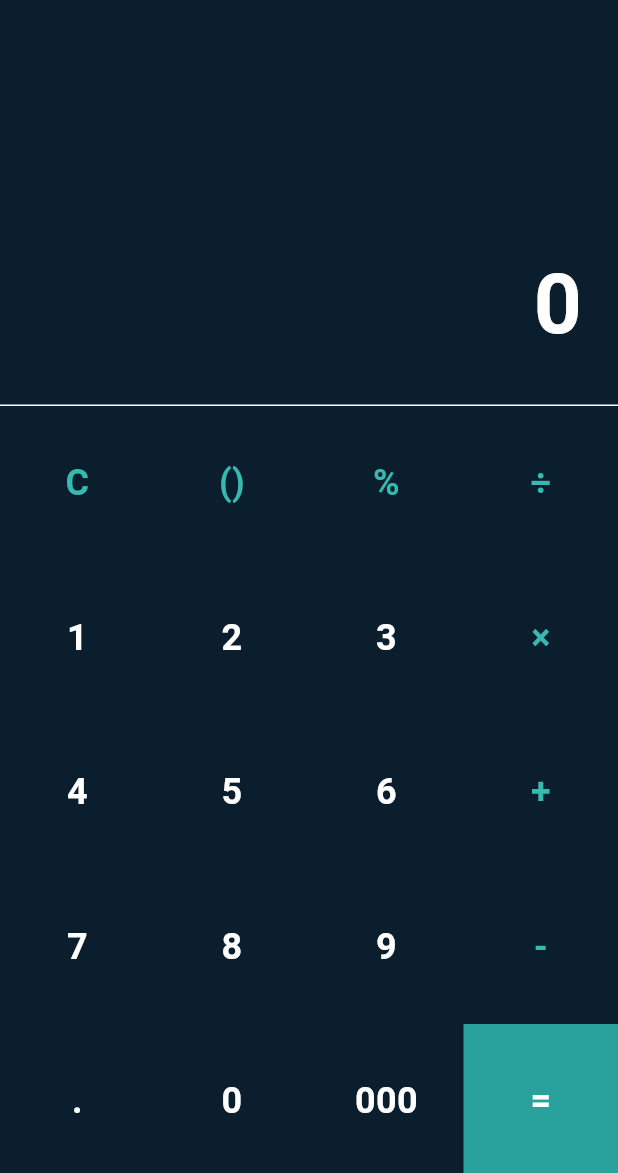
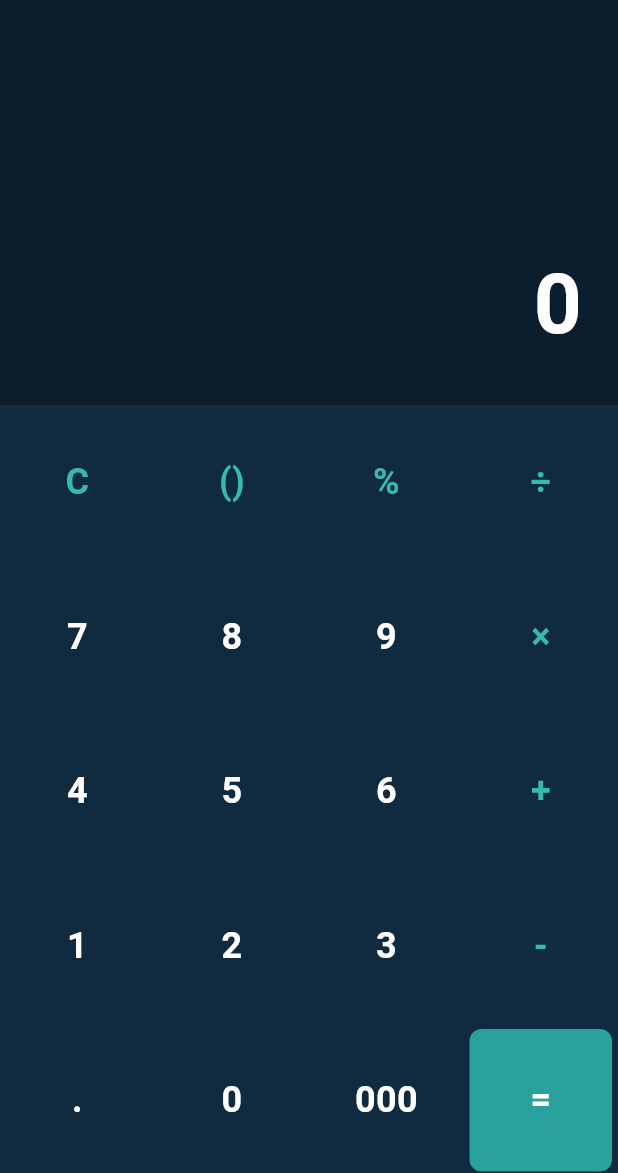
Before and after one commit to SwithinHalee/calculator, a Flutter app: the screen it shows after launch, on a phone screen of 412 x 824 dp, the part 63-1236 px from its top. Run offline on Flutter 3.47's test engine with Material 3 defaults, Android fonts, the phone set to English and light mode, and no system bars; our stand-ins replace math_expressions, sqflite; accounts and stored records are empty.

```diff
--- a/lib/utils/app_colors.dart
+++ b/lib/utils/app_colors.dart
@@ -1,13 +1,12 @@
 import 'package:flutter/material.dart';
 
 class AppColors {
-  // === Warna Tema Gelap ===
   static const Color darkBg = Color(0xFF0A1E2D);
+  static const Color darkKeypadBg = Color(0xFF102A40);
   static const Color darkPrimary = Color(0xFF29A19C);
   static const Color darkOperator = Color(0xFF37B9B0);
   static const Color darkText = Colors.white;
 
-  // === Warna Tema Terang ===
   static const Color lightBg = Color(0xFFF7F7F7);
   static const Color lightPrimary = Color(0xFF29A19C);
   static const Color lightOperator = Color(0xFF29A19C);
--- a/lib/view/calculator_view.dart
+++ b/lib/view/calculator_view.dart
@@ -1,4 +1,3 @@
-// lib/view/calculator_view.dart
 import 'package:flutter/material.dart';
 import 'package:provider/provider.dart';
 import 'package:calculator/viewmodel/calculator_viewmodel.dart';
@@ -6,8 +5,48 @@ import 'package:calculator/view/widgets/calculator_display.dart';
 import 'package:calculator/view/widgets/calculator_keypad.dart';
 import 'package:calculator/view/widgets/history_bottom_sheet.dart';
 
-class CalculatorView extends StatelessWidget {
+class CalculatorView extends StatefulWidget {
   const CalculatorView({super.key});
+
+  @override
+  State<CalculatorView> createState() => _CalculatorViewState();
+}
+
+class _CalculatorViewState extends State<CalculatorView> with SingleTickerProviderStateMixin {
+  late AnimationController _animationController;
+  late Animation<Offset> _slideAnimation;
+  late Animation<double> _fadeAnimation;
+
+  @override
+  void initState() {
+    super.initState();
+    _animationController = AnimationController(
+      vsync: this,
+      duration: const Duration(milliseconds: 300),
+    );
+
+    _slideAnimation = Tween<Offset>(
+      begin: const Offset(-1, 0),
+      end: Offset.zero,
+    ).animate(CurvedAnimation(parent: _animationController, curve: Curves.easeInOut));
+
+    _fadeAnimation = Tween<double>(
+      begin: 0.0,
+      end: 1.0,
+    ).animate(CurvedAnimation(parent: _animationController, curve: Curves.easeIn));
+  }
+
+  @override
+  void dispose() {
+    _animationController.dispose();
+    super.dispose();
+  }
+
+  void _toggleDrawer() {
+    _animationController.isCompleted
+        ? _animationController.reverse()
+        : _animationController.forward();
+  }
 
   void _showHistory(BuildContext context) {
     showModalBottomSheet(
@@ -21,43 +60,20 @@ class CalculatorView extends StatelessWidget {
     );
   }
 
-  void _showClearHistoryDialog(BuildContext context) {
+  @override
+  Widget build(BuildContext context) {
     final viewModel = Provider.of<CalculatorViewModel>(context, listen: false);
 
-    showDialog(
-      context: context,
-      builder: (BuildContext dialogContext) {
-        return AlertDialog(
-          title: const Text('Konfirmasi'),
-          content: const Text('Apakah Anda yakin ingin menghapus semua riwayat? Tindakan ini tidak dapat dibatalkan.'),
-          actions: <Widget>[
-            TextButton(
-              child: const Text('Batal'),
-              onPressed: () {
-                Navigator.of(dialogContext).pop();
-              },
-            ),
-            TextButton(
-              child: const Text('Hapus', style: TextStyle(color: Colors.red)),
-              onPressed: () {
-                viewModel.clearHistory();
-                Navigator.of(dialogContext).pop();
-              },
-            ),
-          ],
-        );
-      },
-    );
-  }
-
-  @override
-  Widget build(BuildContext context) {
     return Scaffold(
       appBar: AppBar(
         title: const Text('Calculator'),
         backgroundColor: Colors.transparent,
         elevation: 0,
         centerTitle: true,
+        leading: IconButton(
+          icon: const Icon(Icons.menu),
+          onPressed: _toggleDrawer,
+        ),
         actions: [
           IconButton(
             icon: const Icon(Icons.history_outlined),
@@ -68,8 +84,56 @@ class CalculatorView extends StatelessWidget {
           const SizedBox(width: 10),
         ],
       ),
+      body: Stack(
+        children: [
+          SafeArea(
+            bottom: false,
+            child: Column(
+              children: const [
+                Expanded(
+                  flex: 2,
+                  child: CalculatorDisplay(),
+                ),
+                Expanded(
+                  flex: 4,
+                  child: CalculatorKeypad(),
+                ),
+              ],
+            ),
+          ),
 
-      drawer: Drawer(
+          AnimatedBuilder(
+            animation: _animationController,
+            builder: (context, child) {
+              if (_animationController.value == 0.0) {
+                return const SizedBox.shrink();
+              }
+              return FadeTransition(
+                opacity: _fadeAnimation,
+                child: GestureDetector(
+                  onTap: _toggleDrawer,
+                  child: Container(
+                    color: Colors.black.withOpacity(0.5),
+                  ),
+                ),
+              );
+            },
+          ),
+
+          SlideTransition(
+            position: _slideAnimation,
+            child: _buildDrawer(viewModel),
+          ),
+        ],
+      ),
+    );
+  }
+
+  Widget _buildDrawer(CalculatorViewModel viewModel) {
+    return Material(
+      child: Container(
+        width: MediaQuery.of(context).size.width * 0.75,
+        color: Theme.of(context).scaffoldBackgroundColor,
         child: ListView(
           padding: EdgeInsets.zero,
           children: [
@@ -109,26 +173,9 @@ class CalculatorView extends StatelessWidget {
               leading: const Icon(Icons.delete_forever_outlined),
               title: const Text('Hapus Riwayat'),
               onTap: () {
-                Navigator.of(context).pop();
-                _showClearHistoryDialog(context);
+                viewModel.clearHistory();
+                _toggleDrawer();
               },
-            ),
-          ],
-        ),
-      ),
-
-      body: SafeArea(
-        bottom: false, // Ini adalah baris kuncinya
-        child: Column(
-          children: const [
-            Expanded(
-              flex: 2,
-              child: CalculatorDisplay(),
-            ),
-            Divider(height: 1),
-            Expanded(
-              flex: 4,
-              child: CalculatorKeypad(),
             ),
           ],
         ),
--- a/lib/view/widgets/calculator_button.dart
+++ b/lib/view/widgets/calculator_button.dart
@@ -1,4 +1,3 @@
-// view/widgets/calculator_button.dart
 import 'package:flutter/material.dart';
 
 class CalculatorButton extends StatelessWidget {
@@ -41,15 +40,17 @@ class CalculatorButton extends StatelessWidget {
     final textColor = _getTextColor(context);
     final theme = Theme.of(context);
 
-    return Material(
+    return Padding(
+      padding: const EdgeInsets.all(4.0),
+      child: Material(
         color: buttonColor,
-      // borderRadius: BorderRadius.circular(24), // HAPUS BARIS INI
+        borderRadius: BorderRadius.circular(8),
         elevation: 0,
         shadowColor: Colors.transparent,
 
         child: InkWell(
           onTap: onPressed,
-        // borderRadius: BorderRadius.circular(24), // HAPUS BARIS INI
+          borderRadius: BorderRadius.circular(8),
           child: Center(
             child: Text(
               text,
@@ -60,6 +61,7 @@ class CalculatorButton extends StatelessWidget {
             ),
           ),
         ),
+      ),
     );
   }
 }
--- a/lib/view/widgets/calculator_display.dart
+++ b/lib/view/widgets/calculator_display.dart
@@ -7,8 +7,6 @@ class CalculatorDisplay extends StatelessWidget {
 
   @override
   Widget build(BuildContext context) {
-    return Consumer<CalculatorViewModel>(
-      builder: (context, viewModel, child) {
     return Container(
       padding: const EdgeInsets.symmetric(horizontal: 24, vertical: 32),
       alignment: Alignment.bottomRight,
@@ -17,16 +15,26 @@ class CalculatorDisplay extends StatelessWidget {
         crossAxisAlignment: CrossAxisAlignment.end,
         mainAxisAlignment: MainAxisAlignment.end,
         children: [
-              Text(
-                viewModel.expression,
+          Selector<CalculatorViewModel, String>(
+            selector: (context, viewModel) => viewModel.expression,
+            builder: (context, expression, child) {
+              return Text(
+                expression,
                 style: Theme.of(context).textTheme.headlineSmall?.copyWith(
                   color: Colors.grey[600]
                 ),
                 maxLines: 1,
+              );
+            },
           ),
+
           const SizedBox(height: 16),
-              Text(
-                viewModel.display,
+
+          Selector<CalculatorViewModel, String>(
+            selector: (context, viewModel) => viewModel.display,
+            builder: (context, display, child) {
+              return Text(
+                display,
                 style: Theme.of(context).textTheme.headlineLarge?.copyWith(
                   fontWeight: FontWeight.bold,
                   fontSize: 56,
@@ -34,11 +42,11 @@ class CalculatorDisplay extends StatelessWidget {
                 ),
                 maxLines: 1,
                 overflow: TextOverflow.ellipsis,
+              );
+            },
           ),
         ],
       ),
     );
-      },
-    );
   }
 }
--- a/lib/view/widgets/calculator_keypad.dart
+++ b/lib/view/widgets/calculator_keypad.dart
@@ -1,4 +1,3 @@
-// view/widgets/calculator_keypad.dart
 import 'package:flutter/material.dart';
 import 'package:provider/provider.dart';
 import 'package:calculator/viewmodel/calculator_viewmodel.dart';
@@ -10,9 +9,9 @@ class CalculatorKeypad extends StatelessWidget {
 
   static const List<String> buttons = [
     'C', '()', '%', '÷',
-    '1', '2', '3', '×',
+    '7', '8', '9', '×',
     '4', '5', '6', '+',
-    '7', '8', '9', '-',
+    '1', '2', '3', '-',
     '.', '0', '000', '=',
   ];
 
@@ -21,10 +20,9 @@ class CalculatorKeypad extends StatelessWidget {
     final viewModel = Provider.of<CalculatorViewModel>(context, listen: false);
 
     return Container(
-      // padding: const EdgeInsets.all(16), // HAPUS BARIS INI
       color: Theme.of(context).brightness == Brightness.light
             ? AppColors.lightDisplayBg
-            : null,
+            : AppColors.darkKeypadBg,
       child: GridView.builder(
         physics: const NeverScrollableScrollPhysics(),
         gridDelegate: const SliverGridDelegateWithFixedCrossAxisCount(
--- a/lib/view/widgets/history_bottom_sheet.dart
+++ b/lib/view/widgets/history_bottom_sheet.dart
@@ -19,8 +19,7 @@ class HistoryBottomSheet extends StatelessWidget {
             'Riwayat Perhitungan',
             style: Theme.of(context).textTheme.headlineSmall,
           ),
-          const Divider(height: 24),
-
+          const SizedBox(height: 16.0),
           Consumer<CalculatorViewModel>(
             builder: (context, vm, child) {
               if (vm.history.isEmpty) {
```
Also changed, not shown: lib/viewmodel/calculator_viewmodel.dart (+11 -20 lines). Lines whose indentation alone changed are shown as unchanged.
